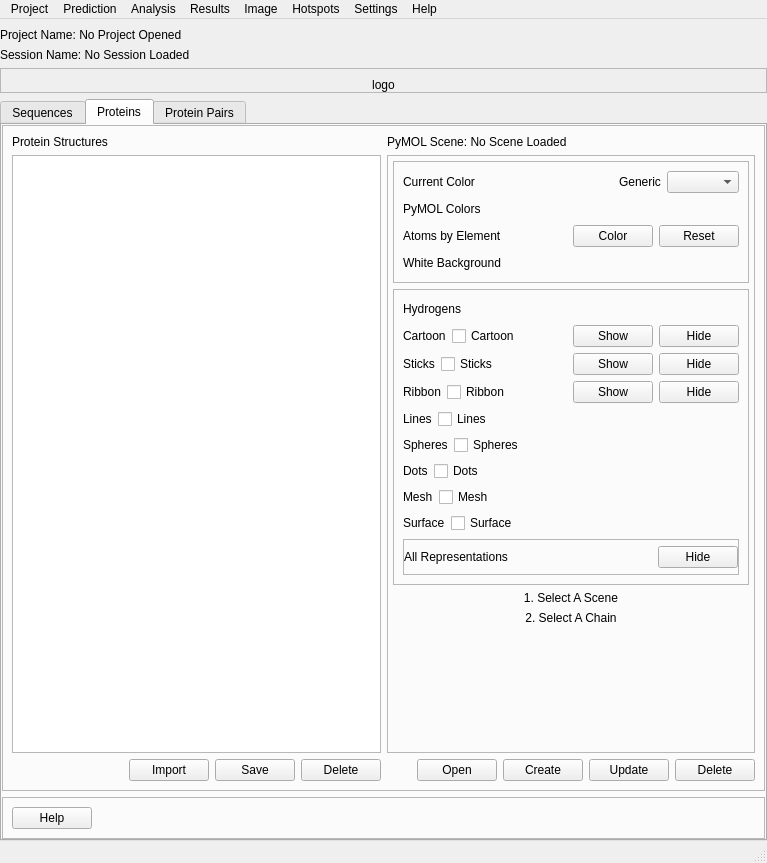
Before: the Qt Designer form pyssa/gui/ui/forms/main_view.ui in urban233/PySSA, drawn with Qt 5.
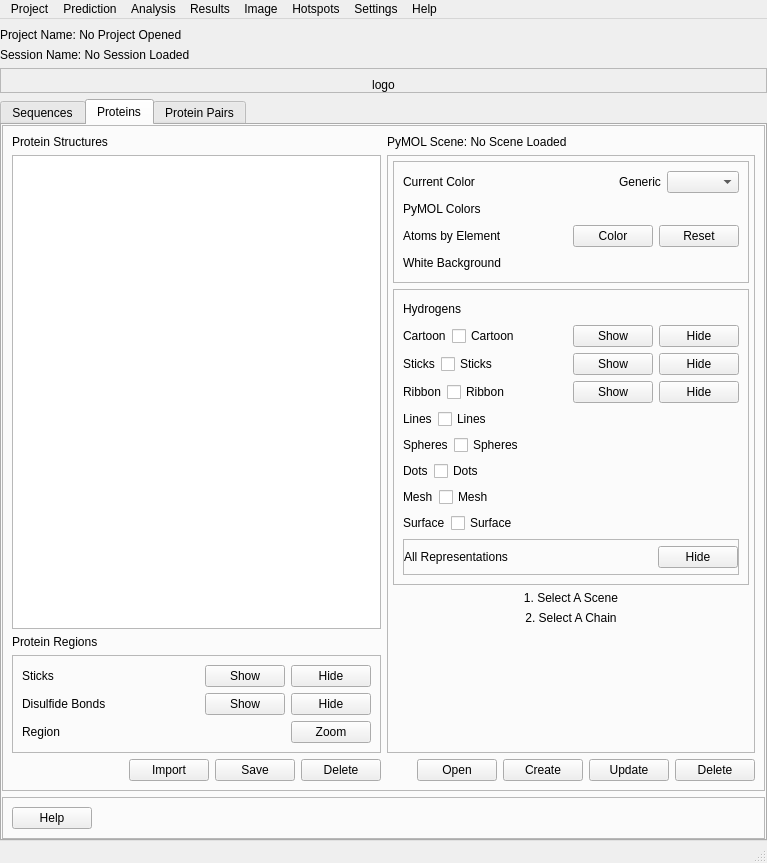
After: the same form once the commit is applied. The open tabs and pages were chosen to show the change.

Commit message: add: protein regions frame to main_view

```diff
--- a/pyssa/gui/ui/forms/main_view.ui
+++ b/pyssa/gui/ui/forms/main_view.ui
@@ -260,9 +260,9 @@
           <property name="frameShadow">
            <enum>QFrame::Raised</enum>
           </property>
-          <layout class="QHBoxLayout" name="horizontalLayout_13">
+          <layout class="QHBoxLayout" name="horizontalLayout_20">
            <item>
-            <layout class="QVBoxLayout" name="verticalLayout_3">
+            <layout class="QVBoxLayout" name="verticalLayout_21">
              <item>
               <widget class="QLabel" name="label_6">
                <property name="text">
@@ -274,6 +274,134 @@
               <widget class="QTreeView" name="proteins_tree_view"/>
              </item>
              <item>
+              <layout class="QVBoxLayout" name="verticalLayout_20">
+               <item>
+                <widget class="QLabel" name="lbl_protein_protein_regions">
+                 <property name="text">
+                  <string>Protein Regions</string>
+                 </property>
+                </widget>
+               </item>
+               <item>
+                <widget class="QFrame" name="frame_protein_protein_regions">
+                 <property name="frameShape">
+                  <enum>QFrame::StyledPanel</enum>
+                 </property>
+                 <property name="frameShadow">
+                  <enum>QFrame::Raised</enum>
+                 </property>
+                 <layout class="QVBoxLayout" name="verticalLayout_3">
+                  <item>
+                   <layout class="QHBoxLayout" name="horizontalLayout_13">
+                    <item>
+                     <widget class="QLabel" name="label_9">
+                      <property name="text">
+                       <string>Sticks</string>
+                      </property>
+                     </widget>
+                    </item>
+                    <item>
+                     <spacer name="horizontalSpacer_37">
+                      <property name="orientation">
+                       <enum>Qt::Horizontal</enum>
+                      </property>
+                      <property name="sizeHint" stdset="0">
+                       <size>
+                        <width>40</width>
+                        <height>20</height>
+                       </size>
+                      </property>
+                     </spacer>
+                    </item>
+                    <item>
+                     <widget class="QPushButton" name="btn_protein_sticks_show">
+                      <property name="text">
+                       <string>Show</string>
+                      </property>
+                     </widget>
+                    </item>
+                    <item>
+                     <widget class="QPushButton" name="btn_protein_sticks_hide">
+                      <property name="text">
+                       <string>Hide</string>
+                      </property>
+                     </widget>
+                    </item>
+                   </layout>
+                  </item>
+                  <item>
+                   <layout class="QHBoxLayout" name="horizontalLayout_18">
+                    <item>
+                     <widget class="QLabel" name="label_10">
+                      <property name="text">
+                       <string>Disulfide Bonds</string>
+                      </property>
+                     </widget>
+                    </item>
+                    <item>
+                     <spacer name="horizontalSpacer_38">
+                      <property name="orientation">
+                       <enum>Qt::Horizontal</enum>
+                      </property>
+                      <property name="sizeHint" stdset="0">
+                       <size>
+                        <width>88</width>
+                        <height>20</height>
+                       </size>
+                      </property>
+                     </spacer>
+                    </item>
+                    <item>
+                     <widget class="QPushButton" name="btn_protein_disulfide_bonds_show">
+                      <property name="text">
+                       <string>Show</string>
+                      </property>
+                     </widget>
+                    </item>
+                    <item>
+                     <widget class="QPushButton" name="btn_protein_disulfide_bonds_hide">
+                      <property name="text">
+                       <string>Hide</string>
+                      </property>
+                     </widget>
+                    </item>
+                   </layout>
+                  </item>
+                  <item>
+                   <layout class="QHBoxLayout" name="horizontalLayout_19">
+                    <item>
+                     <widget class="QLabel" name="label_12">
+                      <property name="text">
+                       <string>Region</string>
+                      </property>
+                     </widget>
+                    </item>
+                    <item>
+                     <spacer name="horizontalSpacer_39">
+                      <property name="orientation">
+                       <enum>Qt::Horizontal</enum>
+                      </property>
+                      <property name="sizeHint" stdset="0">
+                       <size>
+                        <width>40</width>
+                        <height>20</height>
+                       </size>
+                      </property>
+                     </spacer>
+                    </item>
+                    <item>
+                     <widget class="QPushButton" name="btn_protein_position_zoom">
+                      <property name="text">
+                       <string>Zoom</string>
+                      </property>
+                     </widget>
+                    </item>
+                   </layout>
+                  </item>
+                 </layout>
+                </widget>
+               </item>
+               <item>
               <layout class="QHBoxLayout" name="horizontalLayout_4">
                <item>
                 <spacer name="horizontalSpacer_2">
@@ -313,6 +441,8 @@
              </item>
             </layout>
            </item>
+            </layout>
+           </item>
            <item>
             <layout class="QVBoxLayout" name="verticalLayout_7">
              <item>
```
Left out of the diff: 132 changed lines with no effect on the pictures. Lines whose indentation alone changed are shown as unchanged. The commit also changes 2 other files.
